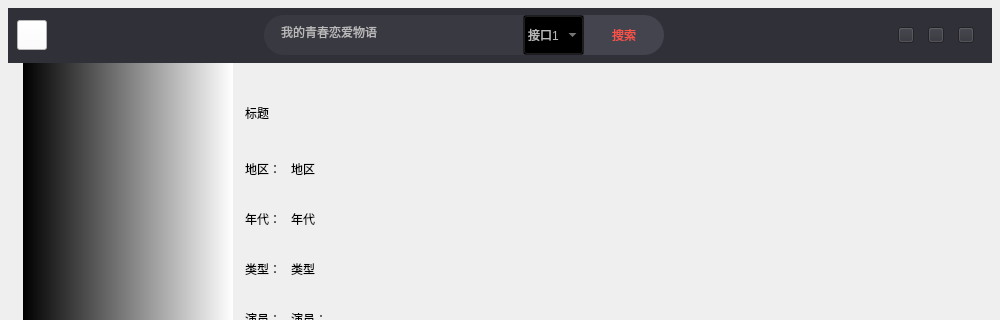
This is ui/ui_designer/ui_file/forms/mainForm.ui in tanyiqu/AnimeArtifactPro as Qt 5 draws it before an edit; both pictures show x 0 to 1000 and y 0 to 320 of the 1000 by 800 pixel window. The edited form follows.
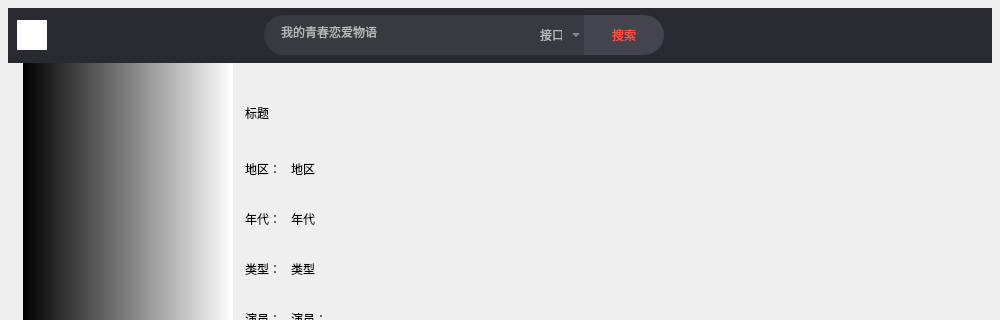
This is the edited form. The open tabs and pages were chosen to show the change.

Patch:
```diff
--- a/ui/ui_designer/ui_file/forms/mainForm.ui
+++ b/ui/ui_designer/ui_file/forms/mainForm.ui
@@ -267,10 +267,12 @@
      </property>
      <property name="styleSheet">
       <string notr="true">
-background-color: #303038
+
+background-color: #292931;
+
 /*
 background-color: rgb(255, 255, 255)
-
+background-color: #303038;
 */</string>
      </property>
      <layout class="QGridLayout" name="gridLayout_9">
@@ -301,7 +303,9 @@
          </size>
         </property>
         <property name="styleSheet">
-         <string notr="true">background-color: #ffffff;</string>
+         <string notr="true">background-color: #ffffff;
+border-radius:0;
+</string>
         </property>
         <property name="text">
          <string/>
@@ -357,7 +361,8 @@
          <item row="0" column="1">
           <widget class="QWidget" name="widget" native="true">
            <property name="styleSheet">
-            <string notr="true">background-color: #393942;</string>
+            <string notr="true">background-color: #393942;
+border-radius : 0;</string>
            </property>
            <layout class="QHBoxLayout" name="horizontalLayout" stretch="0">
             <property name="spacing">
@@ -397,6 +402,7 @@
 color: #bababa;
 background:transparent;
 font: 12pt &quot;微软雅黑&quot;;
+border-radius : 0;
 }
 QComboBox QAbstractItemView {
 outline: 0px solid gray;
@@ -476,6 +482,7 @@
 color: #bababa;
 border-top-left-radius : 20px;
 border-bottom-left-radius : 20px;
+border-top-right-radius : 0;
 font: 13pt &quot;微软雅黑&quot;;
 padding-left:15px;
 }
@@ -533,6 +540,9 @@
              <height>16</height>
             </size>
            </property>
+           <property name="styleSheet">
+            <string notr="true">border-radius:0;</string>
+           </property>
            <property name="text">
             <string/>
            </property>
@@ -552,6 +562,9 @@
              <height>16</height>
             </size>
            </property>
+           <property name="styleSheet">
+            <string notr="true">border-radius:0;</string>
+           </property>
            <property name="text">
             <string/>
            </property>
@@ -571,6 +584,9 @@
              <height>16</height>
             </size>
            </property>
+           <property name="styleSheet">
+            <string notr="true">border-radius:0;</string>
+           </property>
            <property name="text">
             <string/>
            </property>
```
Left out of the diff: 18 changed lines with no effect on the pictures.
